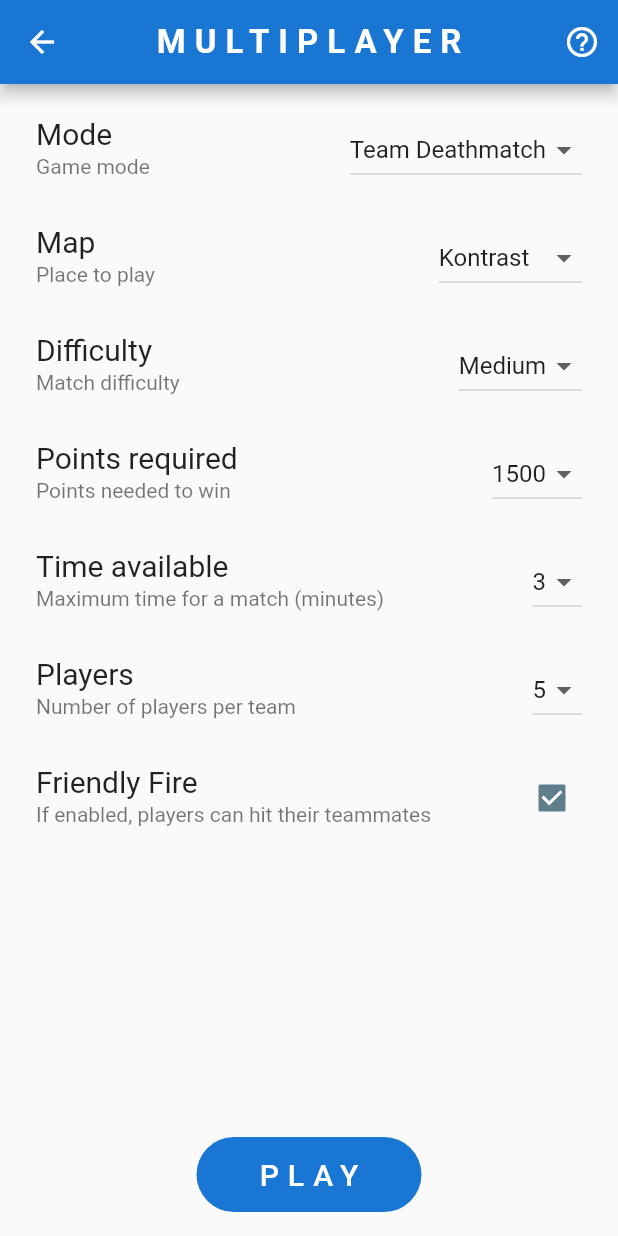
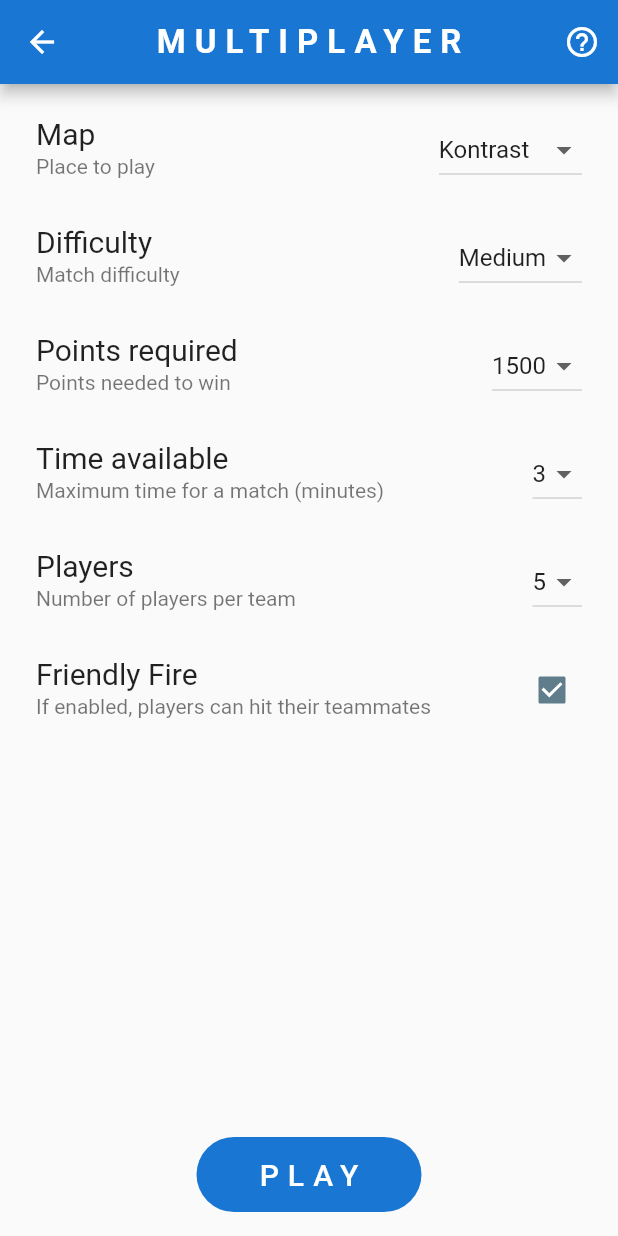
Before and after one commit to Genouka/Xeonjia, a Flutter app: the ArenaPage screen opened directly, on a phone screen of 412 x 824 dp. Run offline on Flutter 3.47's test engine with Material 2 defaults, Android fonts, the light colour scheme and no system bars; our stand-ins replace shared_preferences; missing offline and left inert: flame; accounts and stored records are empty.

Commit message:
fix: remove multiplayer mode option

```diff
--- a/lib/ui/screens/arena/arena_page.dart
+++ b/lib/ui/screens/arena/arena_page.dart
@@ -52,7 +52,7 @@ class _ArenaPageState extends State<ArenaPage> {
         body: ListView(
           padding: const EdgeInsets.fromLTRB(8, 8, 8, 70),
           children: <Widget>[
-            ListTile(
+            /*ListTile(
               title: const Text('Mode', style: TextStyle(fontSize: 20)),
               subtitle: const Text('Game mode'),
               trailing: DropdownButton<GameMode>(
@@ -71,7 +71,7 @@ class _ArenaPageState extends State<ArenaPage> {
                     )
                     .toList(),
               ),
-            ),
+            ),*/
             ListTile(
               title: const Text('Map', style: TextStyle(fontSize: 20)),
               subtitle: const Text('Place to play'),
```
